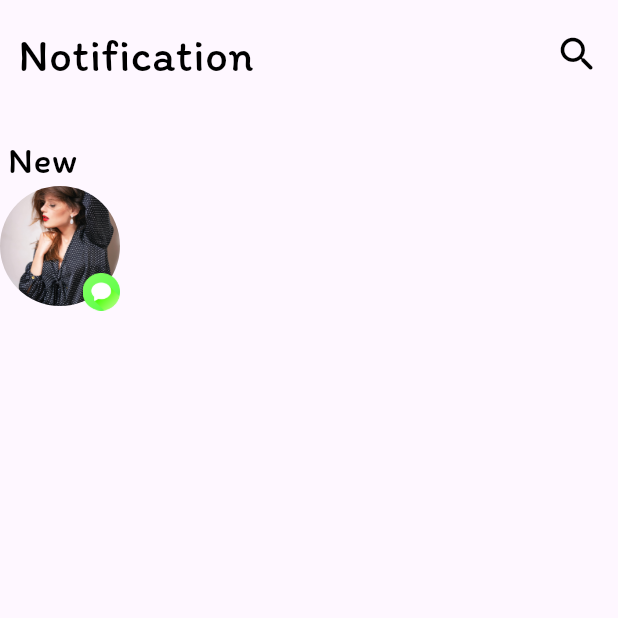
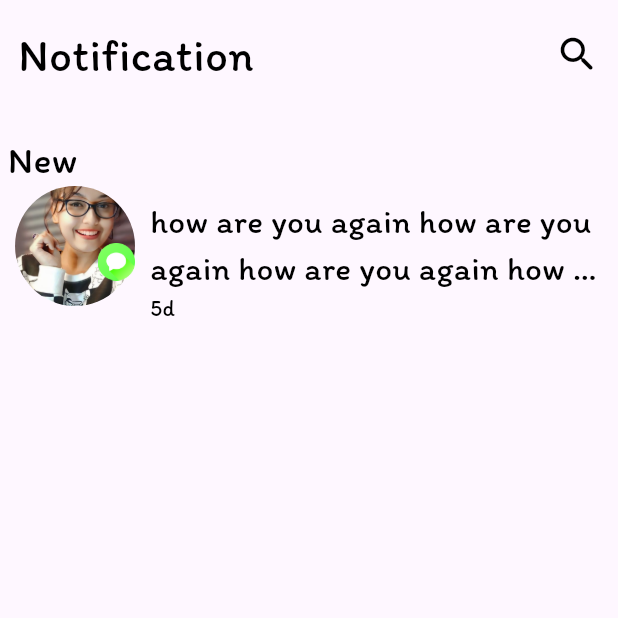
Before and after one commit to 01151634247/face_book, a Flutter app: the screen it shows after launch, on a phone screen of 412 x 824 dp, the top half of it. Run offline on Flutter 3.47's test engine with Material 3 defaults, Android fonts, the phone set to English and light mode, and no system bars; our stand-ins replace video_player.

Commit message:
finish notifcation card

```diff
--- a/lib/screens/tabs/notification_screen.dart
+++ b/lib/screens/tabs/notification_screen.dart
@@ -38,7 +38,7 @@
             child: Text('New',style: text.textStyle25,),
           ),
 
-          NotificationCard(),
+          NotificationCard(userProfile: 'assets/images/girls3.jpg', icon: 'assets/icons/chat (1).png', title: 'how are you again how are you again how are you again how are you again', day: '5d',),
         ],
       ),
     );
--- a/lib/widgets/notification_card.dart
+++ b/lib/widgets/notification_card.dart
@@ -2,29 +2,51 @@
 import 'package:flutter/material.dart';
 
 class NotificationCard extends StatelessWidget {
-  const NotificationCard({super.key});
+  const NotificationCard({super.key, required this.userProfile, required this.icon, required this.title, required this.day});
+  final String userProfile;
+  final String icon;
+  final String title;
+  final String day;
 
   @override
   Widget build(BuildContext context) {
-    return Row(
+    return Padding(
+      padding: const EdgeInsets.symmetric(horizontal: 10),
+      child: Row(
         children: [
          const SizedBox(
             height: 100,
           ),
            SizedBox(
-          height: 120,
+            height: 100,
              child: Stack(
 
                children: [
-               ClipOval(child: Image.asset('assets/images/pexels-olenagoldman-1021693.jpg',height:80 ,width: 80,fit: BoxFit.cover,),),
+                 ClipOval(child: Image.asset(userProfile,height:80 ,width: 80,fit: BoxFit.cover,),),
                 Positioned(
                   bottom: 37,
                   left: 55,
-                child:Image.asset('assets/icons/chat (1).png',height: 25,width: 25,) ,),
+                  child:Image.asset(icon,height: 25,width: 25,) ,),
                ],
              ),
            ),
+           Expanded(
+             child: Padding(
+               padding: const EdgeInsets.only(left: 10),
+               child: Column(
+                crossAxisAlignment: CrossAxisAlignment.start,
+                mainAxisAlignment: MainAxisAlignment.center,
+                children: [
+
+                  Text(title,style: text.textStyle22,maxLines: 2,overflow: TextOverflow.ellipsis,),
+                   Text(day,style: text.textStyle15,),
+
+                ],
+                        ),
+             ),
+           ),
         ]
+      ),
     );
   }
 }
```
Lines whose indentation alone changed are shown as unchanged.
